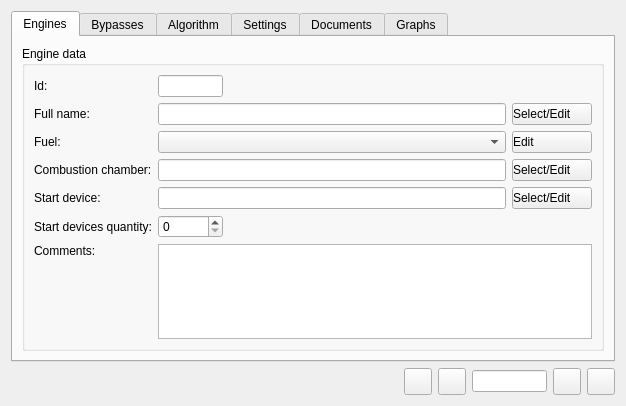
Before: the Qt Designer form gtes_starts/appforms/form_data_input.ui in olgerd27/gtes_starts, drawn with Qt 5.
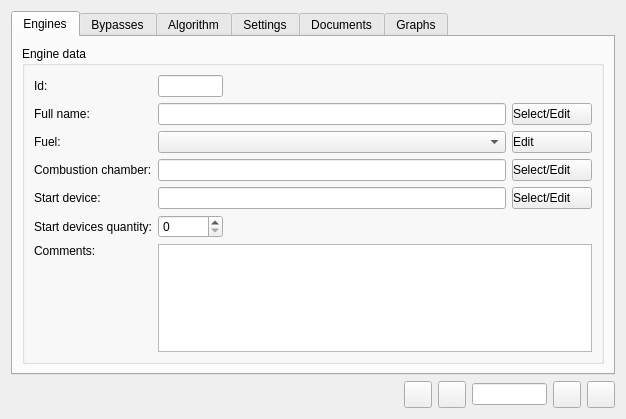
After: the same form once the commit is applied. Icons and pictures are not drawn. Custom widgets are drawn as their Qt base class.

Diff of the .ui file:
```diff
--- a/gtes_starts/appforms/form_data_input.ui
+++ b/gtes_starts/appforms/form_data_input.ui
@@ -7,7 +7,7 @@
     <x>0</x>
     <y>0</y>
     <width>626</width>
-    <height>406</height>
+    <height>419</height>
    </rect>
   </property>
   <property name="windowTitle">
```
